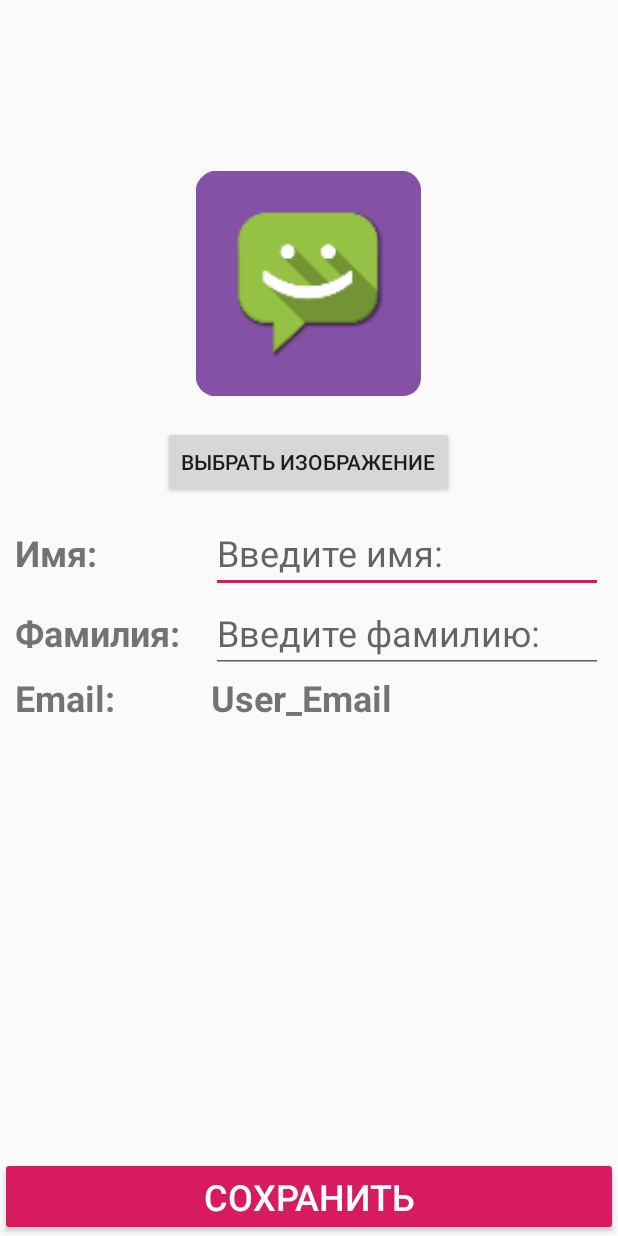
After one commit to afkeel/MyChat, an Android app: the layout activity_menu.xml on its own in the app's theme, with its tools: preview values and no code run, on a phone screen of 412 x 824 dp. The commit adds this screen. Run offline under Robolectric (Android 15) with nearby library versions, the phone set to English and light mode, and no system bars.

Commit message:
Add MenuActivity. Display icons in messages.

```diff
--- a/app/src/main/java/com/example/mychat/User.java
+++ b/app/src/main/java/com/example/mychat/User.java
@@ -3,15 +3,17 @@ package com.example.mychat;
 public class User {
 
     public String username;
+    public String usersurname;
     public String email;
 
     public User() {
         // Default constructor required for calls to DataSnapshot.getValue(User.class)
     }
 
-    public User(String username, String email) {
+    public User(String username, String usersurname, String email) {
 
         this.username = username;
+        this.usersurname = usersurname;
         this.email = email;
     }
 }
--- a/app/src/main/java/com/example/mychat/ViewHolder.java
+++ b/app/src/main/java/com/example/mychat/ViewHolder.java
@@ -1,6 +1,7 @@
 package com.example.mychat;
 
 import android.support.v7.widget.RecyclerView;
+import android.widget.ImageView;
 import android.widget.TextView;
 import android.view.View;
 
@@ -8,11 +9,13 @@ public class ViewHolder extends RecyclerView.ViewHolder {
 
     public TextView message;
     public TextView name;
+    public ImageView image;
 
     public ViewHolder(View itemView){
 
         super(itemView);
         message = itemView.findViewById(R.id.person_message);
         name = itemView.findViewById(R.id.person_name);
+        image = itemView.findViewById(R.id.img_Main_Msg_Icon);
     }
 }
--- /dev/null
+++ b/app/src/main/res/layout/activity_menu.xml
@@ -0,0 +1,122 @@
+<?xml version="1.0" encoding="utf-8"?>
+<RelativeLayout
+    xmlns:android="http://schemas.android.com/apk/res/android"
+    xmlns:tools="http://schemas.android.com/tools"
+    android:layout_width="match_parent"
+    android:layout_height="match_parent"
+    tools:context=".MenuActivity"
+    >
+    <LinearLayout
+        android:id="@+id/LinearLayout_One"
+        android:layout_width="match_parent"
+        android:layout_height="wrap_content"
+        android:orientation="vertical"
+        android:layout_above="@id/LinearLayout_Two"
+        >
+        <ImageView
+            android:id="@+id/img_View"
+            android:layout_width="150dp"
+            android:layout_height="150dp"
+            android:layout_gravity="center"
+            android:src="@mipmap/icon_launcher"
+            />
+        <Button
+            android:id="@+id/btn_Edit_Image"
+            android:layout_width="wrap_content"
+            android:layout_height="wrap_content"
+            android:layout_gravity="center"
+            android:layout_marginTop="20dp"
+            android:text="@string/add_image"
+            />
+    </LinearLayout>
+    <LinearLayout
+        android:id="@+id/LinearLayout_Two"
+        android:layout_width="match_parent"
+        android:layout_height="wrap_content"
+        android:orientation="vertical"
+        android:layout_centerVertical="true"
+        android:layout_margin="10dp"
+        >
+        <LinearLayout
+            android:layout_width="match_parent"
+            android:layout_height="wrap_content"
+            android:orientation="horizontal"
+            >
+            <TextView
+                android:id="@+id/message_Name"
+                android:layout_width="0dp"
+                android:layout_height="wrap_content"
+                android:text="@string/menu_name"
+                android:textStyle="bold"
+                android:textSize="24sp"
+                android:layout_weight="1"
+                />
+            <EditText
+                android:id="@+id/txt_Name"
+                android:layout_width="0dp"
+                android:layout_height="wrap_content"
+                android:hint="@string/name_text_hint"
+                android:textSize="24sp"
+                android:inputType="text"
+                android:layout_weight="2"
+                />
+        </LinearLayout>
+        <LinearLayout
+            android:layout_width="match_parent"
+            android:layout_height="wrap_content"
+            android:orientation="horizontal"
+            >
+            <TextView
+                android:id="@+id/message_Surname"
+                android:layout_width="0dp"
+                android:layout_height="wrap_content"
+                android:text="@string/menu_surname"
+                android:textStyle="bold"
+                android:textSize="24sp"
+                android:layout_weight="1"
+                />
+            <EditText
+                android:id="@+id/txt_Surname"
+                android:layout_width="0dp"
+                android:layout_height="wrap_content"
+                android:hint="@string/surname_text_hint"
+                android:textSize="24sp"
+                android:inputType="text"
+                android:layout_weight="2"
+                />
+        </LinearLayout>
+        <LinearLayout
+            android:layout_width="match_parent"
+            android:layout_height="wrap_content"
+            android:orientation="horizontal"
+            >
+            <TextView
+                android:id="@+id/message_Email"
+                android:layout_width="0dp"
+                android:layout_height="wrap_content"
+                android:text="@string/menu_email"
+                android:textStyle="bold"
+                android:textSize="24sp"
+                android:layout_weight="1"
+                />
+            <TextView
+                android:id="@+id/txt_Email"
+                android:layout_width="0dp"
+                android:layout_height="wrap_content"
+                android:text="User_Email"
+                android:textStyle="bold"
+                android:textSize="24sp"
+                android:layout_weight="2"
+                />
+        </LinearLayout>
+    </LinearLayout>
+    <Button
+        android:id="@+id/btn_Save_Change"
+        style="@style/Widget.AppCompat.Button.Colored"
+        android:layout_width="match_parent"
+        android:layout_height="wrap_content"
+        android:text="@string/save_change"
+        android:textSize="24sp"
+        android:layout_alignParentBottom  ="true"
+        />
+</RelativeLayout>
--- a/app/src/main/res/layout/activity_sign_in.xml
+++ b/app/src/main/res/layout/activity_sign_in.xml
@@ -15,6 +15,7 @@
 
         <ImageView
             style="@style/ThemeOverlay.FirebaseIcon"
+            android:id="@+id/img_Ic_start"
             android:layout_width="wrap_content"
             android:layout_height="wrap_content"
             android:contentDescription="@string/desc_firebase_lockup"
--- a/app/src/main/res/values/strings.xml
+++ b/app/src/main/res/values/strings.xml
@@ -11,9 +11,18 @@
     <string name="signed_out">Signed Out</string>
     <string name="sign_out">Выход</string>
 
+    <string name="main_menu">Меню</string>
+    <string name="save_change">Сохранить</string>
+
     <string name="emailpassword_status_fmt">Email User: %1$s (verified: %2$b)</string>
     <string name="emailpassword_title_text">Email and Password</string>
 
     <string name="firebase_status_fmt">Firebase User: %s</string>
     <string name="desc_firebase_lockup">Firebase logo and name</string>
+    <string name="add_image">Выбрать изображение</string>
+    <string name="menu_name">Имя:</string>
+    <string name="name_text_hint">Введите имя:</string>
+    <string name="menu_surname">Фамилия:</string>
+    <string name="surname_text_hint">Введите фамилию:</string>
+    <string name="menu_email">Email:</string>
 </resources>
```
Also changed, not shown: app/build.gradle (+14 -4 lines), app/src/main/AndroidManifest.xml (+6 -1 lines), app/src/main/java/com/example/mychat/DateAdapter.java (+40 -1 lines), app/src/main/java/com/example/mychat/MainActivity.java (+11 -7 lines), app/src/main/java/com/example/mychat/MenuActivity.java (added, +183 -0 lines), app/src/main/java/com/example/mychat/MyAppGlideModule.java (added, +23 -0 lines), app/src/main/java/com/example/mychat/SignInActivity.java (+63 -25 lines), app/src/main/res/layout/activity_main.xml (+24 -7 lines), app/src/main/res/layout/item_message.xml (+6 -5 lines), app/src/main/res/drawable-v24/icon_user.png (added).
